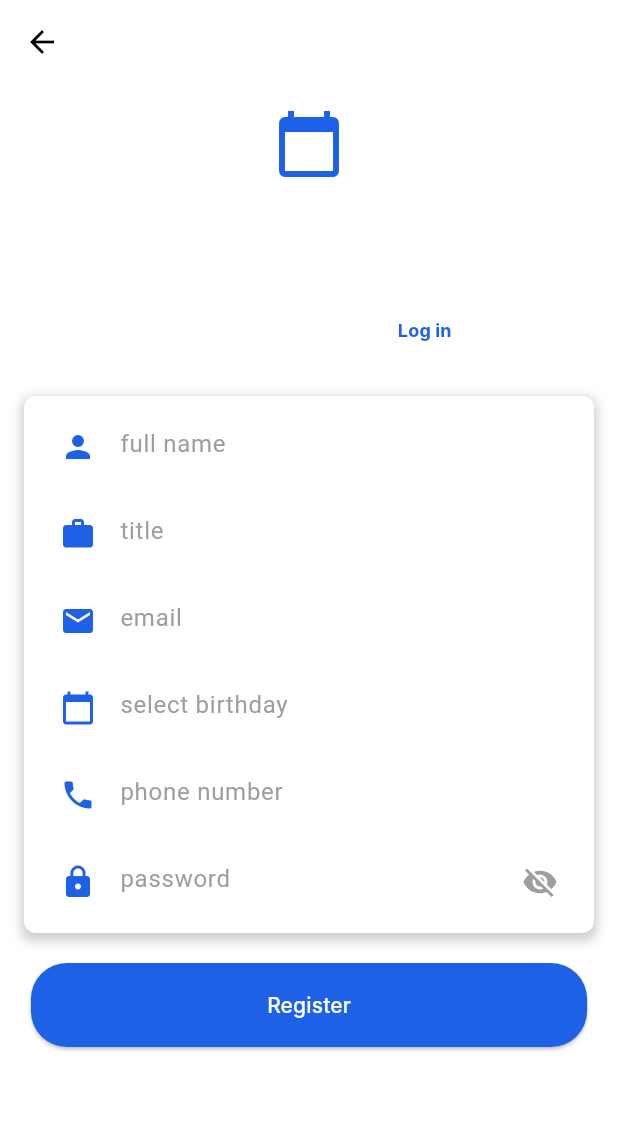
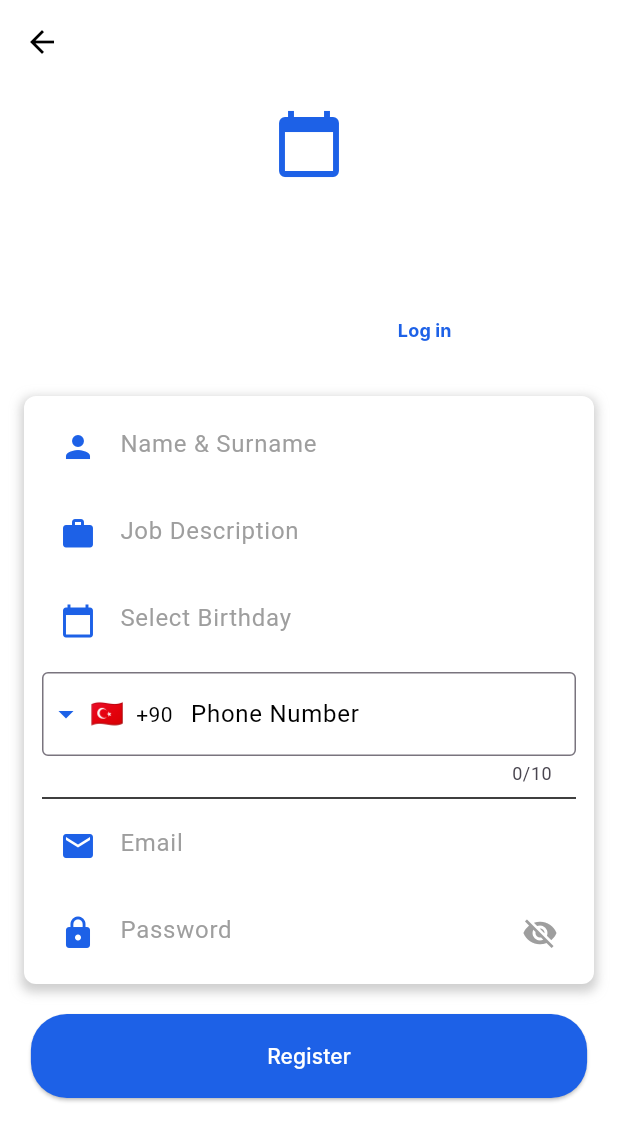
Before and after one commit to bugrahaneefe/Scheduling-System-for-Healthcare-Industry, a Flutter app: the SignupView screen opened directly, on a phone screen of 412 x 824 dp. Shown: the top 1141 px of the screen. Run offline on Flutter 3.47's test engine with Material 3 defaults, Android fonts, the phone set to English and light mode, and no system bars; drawn by our look-alikes of intl_phone_field; our stand-ins replace app_links, cloud_firestore, firebase_auth, firebase_core, table_calendar; accounts and stored records are empty; Roboto replaces fonts that are missing (Inter).

Commit message:
signup ui fix

```diff
--- a/frontend/flutter_project/lib/views/signup_view.dart
+++ b/frontend/flutter_project/lib/views/signup_view.dart
@@ -1,6 +1,8 @@
 import 'package:firebase_auth/firebase_auth.dart';
 import 'package:flutter/material.dart';
 import 'package:flutter/services.dart';
+import 'package:intl_phone_field/country_picker_dialog.dart';
+import 'package:intl_phone_field/intl_phone_field.dart';
 import 'package:project491/managers/auth_services.dart';
 import 'package:provider/provider.dart';
 import '../viewmodels/auth_viewmodel.dart';
@@ -183,7 +185,7 @@ class _SignupViewState extends State<SignupView> {
                                   Icons.person,
                                   color: Color(0xFF1D61E7),
                                 ),
-                                hintText: 'full name',
+                                hintText: 'Name & Surname',
                                 hintStyle: TextStyle(color: Colors.grey),
                                 border: InputBorder.none,
                                 contentPadding: EdgeInsets.symmetric(
@@ -210,7 +212,7 @@ class _SignupViewState extends State<SignupView> {
                                   Icons.work,
                                   color: Color(0xFF1D61E7),
                                 ),
-                                hintText: 'title',
+                                hintText: 'Job Description',
                                 hintStyle: TextStyle(color: Colors.grey),
                                 border: InputBorder.none,
                                 contentPadding: EdgeInsets.symmetric(
@@ -222,25 +224,6 @@ class _SignupViewState extends State<SignupView> {
                               onChanged: authViewModel.updateTitle,
                             ),
                             const SizedBox(height: 10),
-                            // Email field
-                            TextFormField(
-                              decoration: const InputDecoration(
-                                prefixIcon: Icon(
-                                  Icons.mail,
-                                  color: Color(0xFF1D61E7),
-                                ),
-                                hintText: 'email',
-                                hintStyle: TextStyle(color: Colors.grey),
-                                border: InputBorder.none,
-                                contentPadding: EdgeInsets.symmetric(
-                                  vertical: 10.0,
-                                  horizontal: 10.0,
-                                ),
-                              ),
-                              style: const TextStyle(color: Colors.black),
-                              onChanged: authViewModel.updateEmail,
-                            ),
-                            const SizedBox(height: 10),
                             // Birthday field
                             TextFormField(
                               readOnly: true,
@@ -250,7 +233,7 @@ class _SignupViewState extends State<SignupView> {
                                   color: Color(0xFF1D61E7),
                                 ),
                                 hintText:
-                                    _selectedBirthday ?? 'select birthday',
+                                    _selectedBirthday ?? 'Select Birthday',
                                 hintStyle: const TextStyle(color: Colors.grey),
                                 border: InputBorder.none,
                                 contentPadding: const EdgeInsets.symmetric(
@@ -296,18 +279,74 @@ class _SignupViewState extends State<SignupView> {
                               },
                             ),
                             const SizedBox(height: 10),
-                            // Phone number field
+                            // Phone number field  ⟵ PUT THIS INSTEAD OF THE OLD TextFormField
+                            Theme(
+                              data: Theme.of(
+                                context,
+                              ).copyWith(canvasColor: Colors.white),
+                              child: IntlPhoneField(
+                                initialCountryCode: 'TR',
+                                style: const TextStyle(color: Colors.black),
+                                dropdownTextStyle: const TextStyle(
+                                  color: Colors.black,
+                                ),
+                                dropdownIcon: const Icon(
+                                  Icons.arrow_drop_down,
+                                  color: Color(0xFF1D61E7),
+                                ),
+                                decoration: InputDecoration(
+                                  labelText: 'Phone Number',
+                                  labelStyle: const TextStyle(
+                                    color: Colors.black,
+                                  ),
+                                  hintText:
+                                      authViewModel.phoneNumber.isEmpty
+                                          ? '+90 5xx xxx xxxx'
+                                          : authViewModel.phoneNumber,
+                                  prefixIcon: const Icon(
+                                    Icons.phone,
+                                    color: Color(0xFF1D61E7),
+                                  ),
+                                  border: const OutlineInputBorder(),
+                                ),
+                                pickerDialogStyle: PickerDialogStyle(
+                                  backgroundColor: Colors.white,
+                                  countryCodeStyle: const TextStyle(
+                                    color: Colors.black,
+                                  ),
+                                  countryNameStyle: const TextStyle(
+                                    color: Colors.black,
+                                  ),
+                                  listTileDivider: const Divider(
+                                    color: Colors.grey,
+                                  ),
+                                  listTilePadding: const EdgeInsets.symmetric(
+                                    vertical: 8,
+                                    horizontal: 16,
+                                  ),
+                                  padding: const EdgeInsets.all(8),
+                                  searchFieldCursorColor: Color(0xFF1D61E7),
+                                  searchFieldPadding:
+                                      const EdgeInsets.symmetric(
+                                        horizontal: 16,
+                                      ),
+                                  width: MediaQuery.of(context).size.width * .9,
+                                ),
+                                onChanged:
+                                    (phone) => authViewModel.updatePhoneNumber(
+                                      phone.completeNumber,
+                                    ),
+                              ),
+                            ),
+                            const Divider(color: Colors.black),
+                            // Email field
                             TextFormField(
-                              keyboardType: TextInputType.number,
-                              inputFormatters: [
-                                FilteringTextInputFormatter.digitsOnly,
-                              ], // Restrict input to digits only
                               decoration: const InputDecoration(
                                 prefixIcon: Icon(
-                                  Icons.phone,
+                                  Icons.mail,
                                   color: Color(0xFF1D61E7),
                                 ),
-                                hintText: 'phone number',
+                                hintText: 'Email',
                                 hintStyle: TextStyle(color: Colors.grey),
                                 border: InputBorder.none,
                                 contentPadding: EdgeInsets.symmetric(
@@ -316,9 +355,7 @@ class _SignupViewState extends State<SignupView> {
                                 ),
                               ),
                               style: const TextStyle(color: Colors.black),
-                              onChanged:
-                                  authViewModel
-                                      .updatePhoneNumber, // Add this method in AuthViewModel
+                              onChanged: authViewModel.updateEmail,
                             ),
                             const SizedBox(height: 10),
                             // Password field
@@ -328,7 +365,7 @@ class _SignupViewState extends State<SignupView> {
                                   Icons.lock,
                                   color: Color(0xFF1D61E7),
                                 ),
-                                hintText: 'password',
+                                hintText: 'Password',
                                 hintStyle: const TextStyle(color: Colors.grey),
                                 border: InputBorder.none,
                                 contentPadding: const EdgeInsets.symmetric(
```
